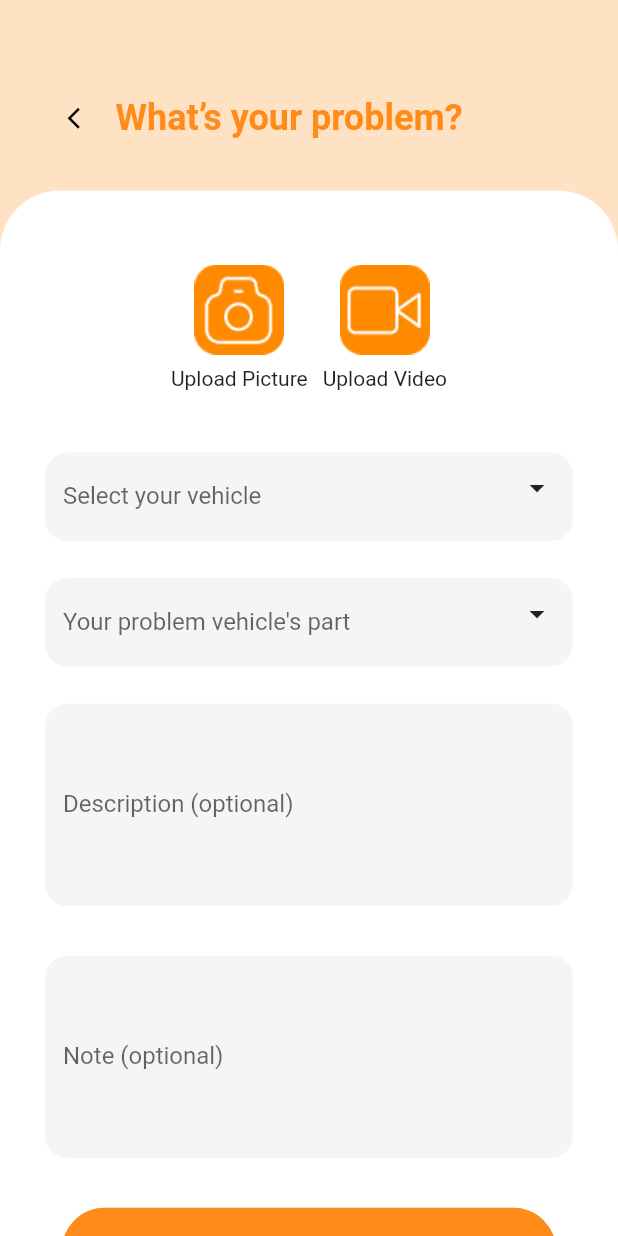
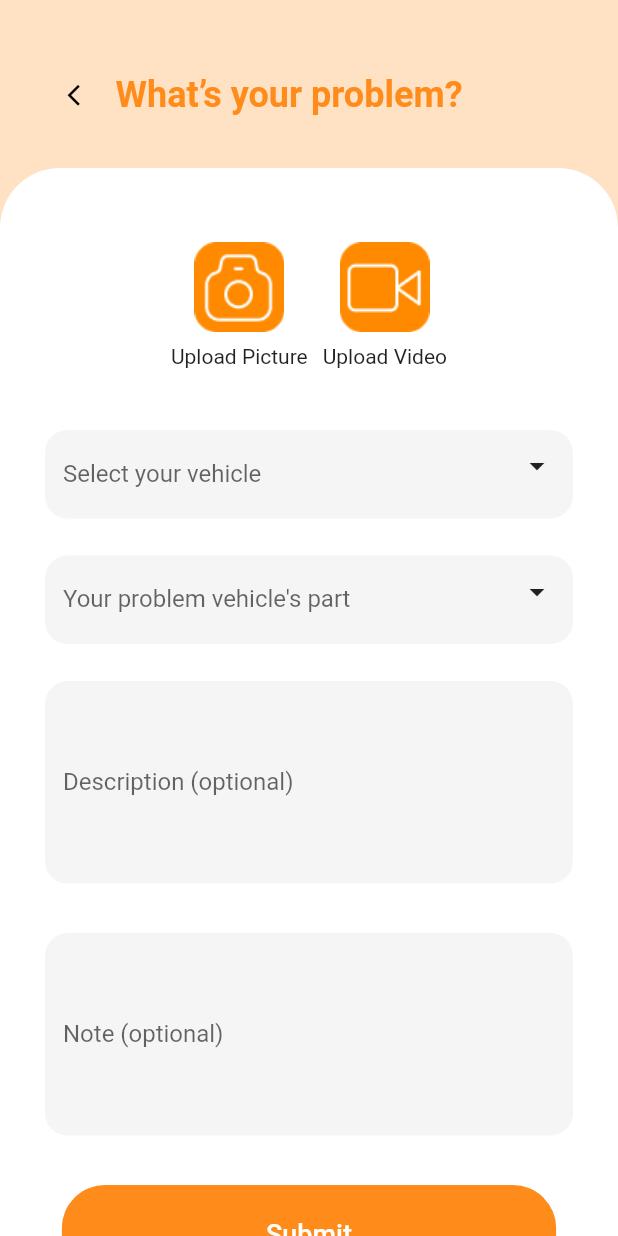
Before and after one commit to tuhu556/repair_store_hci201, a Flutter app: the BookingFormScreen screen opened by its route, on a phone screen of 412 x 824 dp. Run offline on Flutter 3.47's test engine with Material 2 defaults, Android fonts, the phone set to English and light mode, and no system bars; drawn by our look-alikes of keyboard_dismisser; our stand-ins replace flutter_rating_bar, flutter_spinkit, flutter_svg, font_awesome_flutter; Roboto replaces fonts that are missing (Poppins).

Commit message:
Update find Screen, form Screen

```diff
--- a/lib/screens/booking_form/booking_form_screen.dart
+++ b/lib/screens/booking_form/booking_form_screen.dart
@@ -1,7 +1,6 @@
 import 'package:flutter/material.dart';
 import 'package:repair_app/contanst/color.dart';
 import 'package:repair_app/screens/booking_form/components/body.dart';
-import 'package:repair_app/screens/booking_form/components/test.dart';
 
 class BookingFormScreen extends StatelessWidget {
   static String routeName = "/bookingForm";
@@ -13,7 +12,7 @@ class BookingFormScreen extends StatelessWidget {
         backgroundColor: AppColors.colorFF8C1A,
       ),*/
       backgroundColor: Color.fromRGBO(255, 225, 195, 1.0),
-      body: TestAppBar(),
+      body: Body(),
     );
   }
 }
--- a/lib/screens/booking_form/components/body.dart
+++ b/lib/screens/booking_form/components/body.dart
@@ -1,9 +1,8 @@
+import 'package:flutter/cupertino.dart';
 import 'package:flutter/material.dart';
 import 'package:keyboard_dismisser/keyboard_dismisser.dart';
-import 'package:repair_app/components/roundedInputField.dart';
 import 'package:repair_app/components/rounded_button.dart';
 import 'package:repair_app/contanst/color.dart';
-import 'package:repair_app/screens/booking_form/data/list.dart';
 import 'package:repair_app/screens/home/home_screen.dart';
 import 'package:repair_app/screens/spinner_page/spinner_screen.dart';
 
@@ -15,17 +14,47 @@ class Body extends StatelessWidget {
     Size size = MediaQuery.of(context).size;
     return KeyboardDismisser(
       child: SafeArea(
+        child: Column(crossAxisAlignment: CrossAxisAlignment.start, children: [
+          Container(
+            padding: EdgeInsets.only(
+                top: 40.0, left: 30.0, right: 30.0, bottom: 25.0),
+            child: Row(
+              crossAxisAlignment: CrossAxisAlignment.center,
+              children: <Widget>[
+                InkWell(
+                  child: Padding(
+                    padding: EdgeInsets.symmetric(horizontal: 15, vertical: 15),
+                    child: Icon(Icons.arrow_back_ios,
+                        color: Colors.black, size: 17.0),
+                  ),
+                  onTap: () {
+                    Navigator.pop(context);
+                  },
+                ),
+                Text(
+                  'What’s your problem?',
+                  style: TextStyle(
+                    color: Color(0xFFFF8C1A),
+                    fontSize: 24.0,
+                    fontWeight: FontWeight.w700,
+                  ),
+                ),
+              ],
+            ),
+          ),
+          Expanded(
+            child: Container(
               child: SingleChildScrollView(
                 child: Center(
                   child: Column(
                     children: [
                       SizedBox(
-                  height: size.height * 0.025,
+                        height: size.height * 0.01,
                       ),
-                Text(
-                  "What's your vehicle's problem ?",
-                  style: TextStyle(fontSize: 18, fontWeight: FontWeight.bold),
-                ),
+                      // Text(
+                      //   "What's your vehicle's problem ?",
+                      //   style: TextStyle(fontSize: 18, fontWeight: FontWeight.bold),
+                      // ),
                       SizedBox(
                         height: size.height * 0.05,
                       ),
@@ -75,14 +104,14 @@ class Body extends StatelessWidget {
                         height: size.height * 0.05,
                       ),
                       Padding(
-                  padding: EdgeInsets.symmetric(horizontal: 30),
-                  child: Row(
+                        padding: EdgeInsets.symmetric(horizontal: 10),
+                        child: Stack(
                           children: <Widget>[
-                      Expanded(
+                            Container(
                               child: TextFormField(
                                 decoration: InputDecoration(
                                   border: OutlineInputBorder(
-                              borderRadius: BorderRadius.circular(25),
+                                    borderRadius: BorderRadius.circular(15),
                                     borderSide: BorderSide.none,
                                   ),
                                   filled: true,
@@ -92,18 +121,21 @@ class Body extends StatelessWidget {
                                 controller: vehicleSelected,
                               ),
                             ),
-                      PopupMenuButton<String>(
+                            Align(
+                              alignment: Alignment.centerRight,
+                              child: PopupMenuButton<String>(
                                 icon: const Icon(Icons.arrow_drop_down),
                                 onSelected: (String value) {
                                   vehicleSelected.text = value;
                                 },
                                 itemBuilder: (BuildContext context) {
-                          return vehicles
-                              .map<PopupMenuItem<String>>((String value) {
+                                  return vehicles.map<PopupMenuItem<String>>(
+                                      (String value) {
                                     return new PopupMenuItem(
                                         child: new Text(value), value: value);
                                   }).toList();
                                 },
+                              ),
                             ),
                           ],
                         ),
@@ -112,14 +144,14 @@ class Body extends StatelessWidget {
                         height: size.height * 0.03,
                       ),
                       Padding(
-                  padding: EdgeInsets.symmetric(horizontal: 30),
-                  child: Row(
+                        padding: EdgeInsets.symmetric(horizontal: 10),
+                        child: Stack(
                           children: <Widget>[
-                      Expanded(
+                            Container(
                               child: TextFormField(
                                 decoration: InputDecoration(
                                   border: OutlineInputBorder(
-                              borderRadius: BorderRadius.circular(25),
+                                    borderRadius: BorderRadius.circular(15),
                                     borderSide: BorderSide.none,
                                   ),
                                   filled: true,
@@ -129,18 +161,21 @@ class Body extends StatelessWidget {
                                 controller: serviceSelected,
                               ),
                             ),
-                      PopupMenuButton<String>(
+                            Align(
+                              alignment: Alignment.centerRight,
+                              child: PopupMenuButton<String>(
                                 icon: const Icon(Icons.arrow_drop_down),
                                 onSelected: (String value) {
                                   serviceSelected.text = value;
                                 },
                                 itemBuilder: (BuildContext context) {
-                          return services
-                              .map<PopupMenuItem<String>>((String value) {
+                                  return services.map<PopupMenuItem<String>>(
+                                      (String value) {
                                     return new PopupMenuItem(
                                         child: new Text(value), value: value);
                                   }).toList();
                                 },
+                              ),
                             ),
                           ],
                         ),
@@ -149,11 +184,11 @@ class Body extends StatelessWidget {
                         height: size.height * 0.03,
                       ),
                       Padding(
-                  padding: EdgeInsets.symmetric(horizontal: 35),
+                        padding: EdgeInsets.symmetric(horizontal: 10),
                         child: TextFormField(
                           decoration: InputDecoration(
                             border: OutlineInputBorder(
-                        borderRadius: BorderRadius.circular(30),
+                              borderRadius: BorderRadius.circular(15),
                               borderSide: BorderSide.none,
                             ),
                             filled: true,
@@ -168,11 +203,11 @@ class Body extends StatelessWidget {
                         height: size.height * 0.04,
                       ),
                       Padding(
-                  padding: EdgeInsets.symmetric(horizontal: 35),
+                        padding: EdgeInsets.symmetric(horizontal: 10),
                         child: TextFormField(
                           decoration: InputDecoration(
                             border: OutlineInputBorder(
-                        borderRadius: BorderRadius.circular(30),
+                              borderRadius: BorderRadius.circular(15),
                               borderSide: BorderSide.none,
                             ),
                             filled: true,
@@ -182,6 +217,9 @@ class Body extends StatelessWidget {
                           onChanged: (value) {},
                           maxLines: 5,
                         ),
+                      ),
+                      SizedBox(
+                        height: size.height * 0.04,
                       ),
                       RoundedButton(
                         color: AppColors.colorFF8C1A,
@@ -194,10 +232,24 @@ class Body extends StatelessWidget {
                           );
                         },
                       ),
+                      SizedBox(
+                        height: size.height * 0.04,
+                      ),
                     ],
                   ),
                 ),
               ),
+              padding: EdgeInsets.symmetric(horizontal: 20.0),
+              decoration: BoxDecoration(
+                color: Colors.white,
+                borderRadius: BorderRadius.only(
+                  topLeft: Radius.circular(40.0),
+                  topRight: Radius.circular(40.0),
+                ),
+              ),
+            ),
+          ),
+        ]),
       ),
     );
   }
--- a/lib/screens/booking_form/components/test.dart
+++ /dev/null
@@ -1,253 +0,0 @@
-import 'package:flutter/cupertino.dart';
-import 'package:flutter/material.dart';
-import 'package:repair_app/components/rounded_button.dart';
-import 'package:repair_app/contanst/color.dart';
-import 'package:repair_app/screens/booking_form/components/body.dart';
-import 'package:repair_app/screens/home/home_screen.dart';
-import 'package:repair_app/screens/spinner_page/spinner_screen.dart';
-
-class TestAppBar extends StatelessWidget {
-  const TestAppBar({ Key? key }) : super(key: key);
-
-  @override
-  Widget build(BuildContext context) {
-    Size size = MediaQuery.of(context).size;
-    return Column(
-      crossAxisAlignment: CrossAxisAlignment.start,
-        children: [
-          Container(
-            padding: EdgeInsets.only(top: 55.0, left: 30.0, right: 30.0, bottom: 25.0),
-            child: Row(
-              crossAxisAlignment: CrossAxisAlignment.center,
-              children: <Widget>[
-                InkWell(
-                  child: Padding(
-                    padding: EdgeInsets.symmetric(horizontal: 15, vertical: 15),
-                    child: Icon(Icons.arrow_back_ios, color: Colors.black, size: 17.0),
-                  ),
-                  onTap: () {
-                    Navigator.pop(context);
-                  },
-                ),
-                Text(
-                  'What’s your problem?',
-                  style: TextStyle(
-                    color: Color(0xFFFF8C1A),
-                    fontSize: 24.0,
-                    fontWeight: FontWeight.w700,
-                  ),
-                ),
-              ],
-            ),
-          ),
-          Expanded(
-            child: Container(
-              child: SingleChildScrollView(
-                child: Center(
-                  child: Column(
-                    children: [
-                      SizedBox(
-                        height: size.height * 0.01,
-                      ),
-                      // Text(
-                      //   "What's your vehicle's problem ?",
-                      //   style: TextStyle(fontSize: 18, fontWeight: FontWeight.bold),
-                      // ),
-                      SizedBox(
-                        height: size.height * 0.05,
-                      ),
-                      Row(
-                        mainAxisAlignment: MainAxisAlignment.center,
-                        children: [
-                          GestureDetector(
-                            child: Column(
-                              children: [
-                                Image.asset("assets/images/camera.png"),
-                                SizedBox(
-                                  height: 8,
-                                ),
-                                Text("Upload Picture")
-                              ],
-                            ),
-                            onTap: () {
-                              Navigator.pushNamed(
-                                context,
-                                HomeScreen.routeName,
-                              );
-                            },
-                          ),
-                          SizedBox(
-                            width: 10,
-                          ),
-                          GestureDetector(
-                            child: Column(
-                              children: [
-                                Image.asset("assets/images/video.png"),
-                                SizedBox(
-                                  height: 8,
-                                ),
-                                Text("Upload Video")
-                              ],
-                            ),
-                            onTap: () {
-                              Navigator.pushNamed(
-                                context,
-                                HomeScreen.routeName,
-                              );
-                            },
-                          ),
-                        ],
-                      ),
-                      SizedBox(
-                        height: size.height * 0.05,
-                      ),
-                      Padding(
-                        padding: EdgeInsets.symmetric(horizontal: 10),
-                        child: Stack(
-                          children: <Widget>[
-                            Container(
-                              child: TextFormField(
-                                decoration: InputDecoration(
-                                  border: OutlineInputBorder(
-                                    borderRadius: BorderRadius.circular(15),
-                                    borderSide: BorderSide.none,
-                                  ),
-                                  filled: true,
-                                  hintText: 'Select your vehicle',
-                                  labelText: 'Select your vehicle',
-                                ),
-                                controller: vehicleSelected,
-                              ),
-                            ),
-                            Align(
-                              alignment: Alignment.centerRight,
-                              child: PopupMenuButton<String>(
-                                icon: const Icon(Icons.arrow_drop_down),
-                                onSelected: (String value) {
-                                  vehicleSelected.text = value;
-                                },
-                                itemBuilder: (BuildContext context) {
-                                  return vehicles
-                                      .map<PopupMenuItem<String>>((String value) {
-                                    return new PopupMenuItem(
-                                        child: new Text(value), value: value);
-                                  }).toList();
-                                },
-                              ),
-                            ),
-                          ],
-                        ),
-                      ),
-                      SizedBox(
-                        height: size.height * 0.03,
-                      ),
-                      Padding(
-                        padding: EdgeInsets.symmetric(horizontal: 10),
-                        child: Stack(
-                          children: <Widget>[
-                            Container(
-                              child: TextFormField(
-                                decoration: InputDecoration(
-                                  border: OutlineInputBorder(
-                                    borderRadius: BorderRadius.circular(15),
-                                    borderSide: BorderSide.none,
-                                  ),
-                                  filled: true,
-                                  hintText: "Your problem vehicle's part",
-                                  labelText: "Your problem vehicle's part",
-                                ),
-                                controller: serviceSelected,
-                              ),
-                            ),
-                            Align(
-                              alignment: Alignment.centerRight,
-                              child: PopupMenuButton<String>(
-                                icon: const Icon(Icons.arrow_drop_down),
-                                onSelected: (String value) {
-                                  serviceSelected.text = value;
-                                },
-                                itemBuilder: (BuildContext context) {
-                                  return services
-                                      .map<PopupMenuItem<String>>((String value) {
-                                    return new PopupMenuItem(
-                                        child: new Text(value), value: value);
-                                  }).toList();
-                                },
-                              ),
-                            ),
-                          ],
-                        ),
-                      ),
-                      SizedBox(
-                        height: size.height * 0.03,
-                      ),
-                      Padding(
-                        padding: EdgeInsets.symmetric(horizontal: 10),
-                        child: TextFormField(
-                          decoration: InputDecoration(
-                            border: OutlineInputBorder(
-                              borderRadius: BorderRadius.circular(15),
-                              borderSide: BorderSide.none,
-                            ),
-                            filled: true,
-                            hintText: 'Enter a description...',
-                            labelText: 'Description (optional)',
-                          ),
-                          onChanged: (value) {},
-                          maxLines: 5,
-                        ),
-                      ),
-                      SizedBox(
-                        height: size.height * 0.04,
-                      ),
-                      Padding(
-                        padding: EdgeInsets.symmetric(horizontal: 10),
-                        child: TextFormField(
-                          decoration: InputDecoration(
-                            border: OutlineInputBorder(
-                              borderRadius: BorderRadius.circular(15),
-                              borderSide: BorderSide.none,
-                            ),
-                            filled: true,
-                            hintText: 'Enter a Note...',
-                            labelText: 'Note (optional)',
-                          ),
-                          onChanged: (value) {},
-                          maxLines: 5,
-                        ),
-                      ),
-                      SizedBox(
-                        height: size.height * 0.04,
-                      ),
-                      RoundedButton(
-                        color: AppColors.colorFF8C1A,
-                        textColor: Colors.white,
-                        text: "Submit",
-                        press: () {
-                          Navigator.pushNamed(
-                            context,
-                            SpinnerScreen.routeName,
-                          );
-                        },
-                      ),
-                      SizedBox(
-                        height: size.height * 0.04,
-                      ),
-                    ],
-                  ),
-                ),
-              ),
-              padding: EdgeInsets.symmetric(horizontal: 20.0),
-              decoration: BoxDecoration(
-                color: Colors.white,
-                borderRadius: BorderRadius.only(
-                  topLeft: Radius.circular(40.0),
-                  topRight: Radius.circular(40.0),
-                ),
-              ),
-            ),
-          ),
-        ]
-    );
-  }
-}
```
Also changed, not shown: lib/screens/home/home_screen.dart (+5 -2 lines), lib/screens/success_find/components/body.dart (+27 -64 lines). Lines whose indentation alone changed are shown as unchanged.
